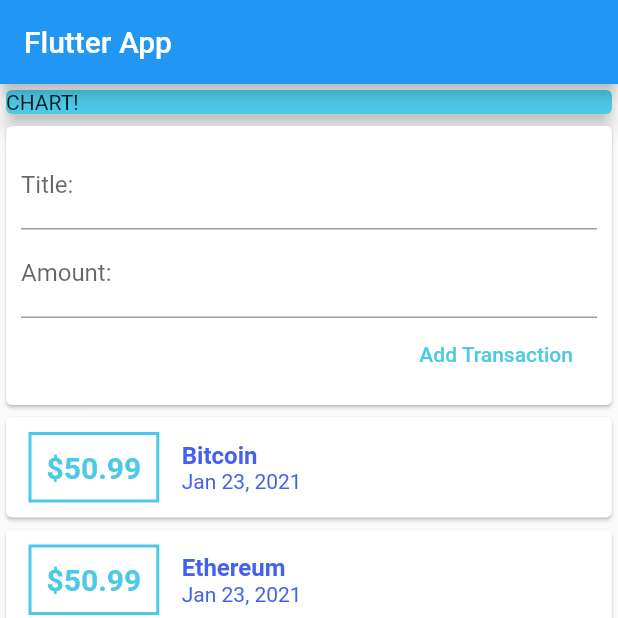
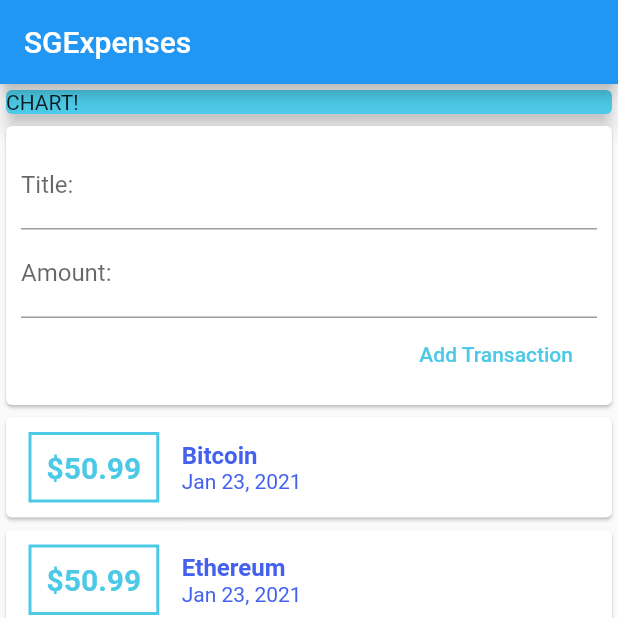
Before and after one commit to sangar3/ExpensesApp, a Flutter app: the screen it shows after launch, on a phone screen of 412 x 824 dp, the top half of it. Run offline on Flutter 3.47's test engine with Material 2 defaults, Android fonts, the phone set to English and light mode, and no system bars.

```diff
--- a/expenses_app/lib/main.dart
+++ b/expenses_app/lib/main.dart
@@ -27,9 +27,11 @@ class MyHomePage extends StatelessWidget {
     (
       appBar: AppBar
       (
-        title: Text('Flutter App'),
+        title: Text('SGExpenses'),
       ),
-      body: Column
+      body:  SingleChildScrollView
+      (
+          child: Column
           (
             mainAxisAlignment: MainAxisAlignment.start,
             crossAxisAlignment: CrossAxisAlignment.stretch,
@@ -53,6 +55,7 @@ class MyHomePage extends StatelessWidget {
               UserTransactions()
             ],
           ),
+      ),
       );
   }
 }
--- a/expenses_app/lib/widgets/transaction_list.dart
+++ b/expenses_app/lib/widgets/transaction_list.dart
@@ -10,7 +10,11 @@ class TransactionList extends StatelessWidget
   @override
   Widget build(BuildContext context)
   {
-    return  Column
+    return  Container
+    (
+      height: 300,
+      child: SingleChildScrollView(
+        child: Column
         (
           children: transactions.map((tx)
           {
@@ -79,6 +83,8 @@ class TransactionList extends StatelessWidget
               ),
             );
           }).toList()
+        ),
+      ),
     );
   }
 }
```
Lines whose indentation alone changed are shown as unchanged.
